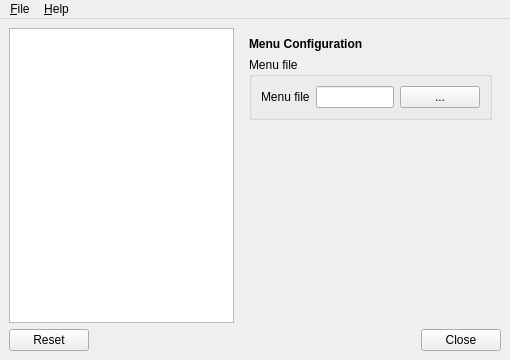
Qt form razorqt-desktop/config/desktopconfigwindow.ui (Razor-qt/razor-qt) before a commit.
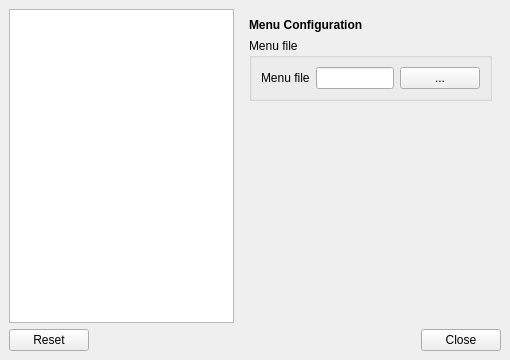
The same form after that commit. Custom widgets are drawn as their Qt base class.

```diff
--- a/razorqt-desktop/config/desktopconfigwindow.ui
+++ b/razorqt-desktop/config/desktopconfigwindow.ui
@@ -262,40 +262,6 @@
     </item>
    </layout>
   </widget>
-  <widget class="QMenuBar" name="menubar">
-   <property name="geometry">
-    <rect>
-     <x>0</x>
-     <y>0</y>
-     <width>510</width>
-     <height>25</height>
-    </rect>
-   </property>
-   <widget class="QMenu" name="menu_File">
-    <property name="title">
-     <string>&amp;File</string>
-    </property>
-    <addaction name="action_Quit"/>
-   </widget>
-   <widget class="QMenu" name="menu_Help">
-    <property name="title">
-     <string>&amp;Help</string>
-    </property>
-    <addaction name="action_About"/>
-   </widget>
-   <addaction name="menu_File"/>
-   <addaction name="menu_Help"/>
-  </widget>
-  <action name="action_Quit">
-   <property name="text">
-    <string>&amp;Quit</string>
-   </property>
-  </action>
-  <action name="action_About">
-   <property name="text">
-    <string>&amp;About...</string>
-   </property>
-  </action>
  </widget>
  <customwidgets>
   <customwidget>
```
